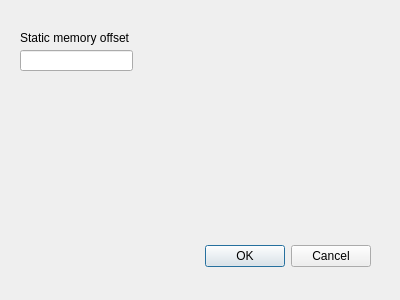
The window that metasettings.ui (SpeedyCodes/RenderBender) describes before a commit, drawn with Qt 5.
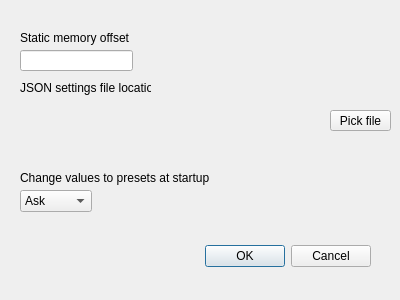
The same window after the commit.

The edit to the form file:
```diff
--- a/metasettings.ui
+++ b/metasettings.ui
@@ -68,6 +68,89 @@
     </rect>
    </property>
   </widget>
+  <widget class="QComboBox" name="presValBehBox">
+   <property name="geometry">
+    <rect>
+     <x>20</x>
+     <y>190</y>
+     <width>72</width>
+     <height>22</height>
+    </rect>
+   </property>
+   <property name="currentIndex">
+    <number>1</number>
+   </property>
+   <item>
+    <property name="text">
+     <string>Disabled</string>
+    </property>
+   </item>
+   <item>
+    <property name="text">
+     <string>Ask</string>
+    </property>
+   </item>
+   <item>
+    <property name="text">
+     <string>Enabled</string>
+    </property>
+   </item>
+  </widget>
+  <widget class="QLabel" name="label_2">
+   <property name="geometry">
+    <rect>
+     <x>20</x>
+     <y>170</y>
+     <width>211</width>
+     <height>16</height>
+    </rect>
+   </property>
+   <property name="text">
+    <string>Change values to presets at startup</string>
+   </property>
+  </widget>
+  <widget class="QLabel" name="label_3">
+   <property name="geometry">
+    <rect>
+     <x>20</x>
+     <y>80</y>
+     <width>131</width>
+     <height>16</height>
+    </rect>
+   </property>
+   <property name="text">
+    <string>JSON settings file location</string>
+   </property>
+  </widget>
+  <widget class="QLabel" name="JSONpathLabel">
+   <property name="geometry">
+    <rect>
+     <x>20</x>
+     <y>110</y>
+     <width>311</width>
+     <height>51</height>
+    </rect>
+   </property>
+   <property name="text">
+    <string/>
+   </property>
+   <property name="wordWrap">
+    <bool>true</bool>
+   </property>
+  </widget>
+  <widget class="QPushButton" name="settingsJSONlocBtn">
+   <property name="geometry">
+    <rect>
+     <x>330</x>
+     <y>110</y>
+     <width>61</width>
+     <height>21</height>
+    </rect>
+   </property>
+   <property name="text">
+    <string>Pick file</string>
+   </property>
+  </widget>
  </widget>
  <resources/>
  <connections>
```
